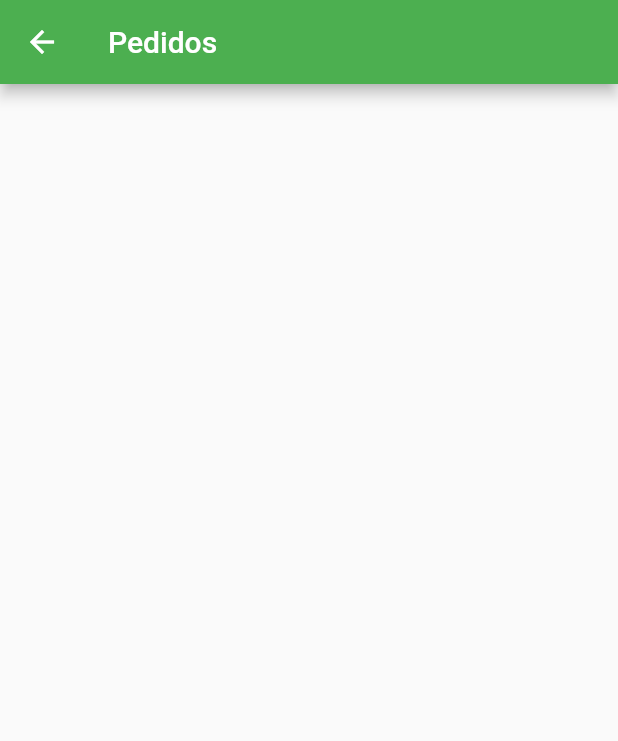
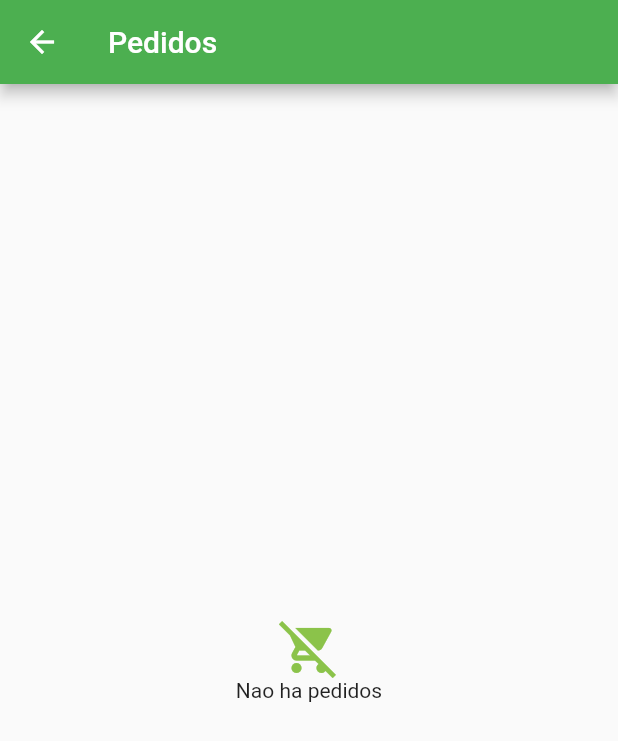
Before and after one commit to RafaelSousaLima/greengrocer, a Flutter app: the OrdersTab screen opened directly, on a phone screen of 412 x 824 dp. Shown: the top 741 px of the screen. Run offline on Flutter 3.47's test engine with Material 2 defaults, Android fonts, the phone set to English and light mode, and no system bars; our stand-ins replace animated_text_kit, badges, dio, flutter_secure_storage, fluttertoast, freezed_annotation and 3 more; missing offline and left inert: add_to_cart_animation, clipboard; accounts and stored records are empty; generated files the repository leaves out were written again.

Commit message:
Finish orders screen

```diff
--- a/lib/src/constants/endpoints.dart
+++ b/lib/src/constants/endpoints.dart
@@ -11,4 +11,6 @@ abstract class Endpoints {
   static const String addItemToCart = '$baseUrl/add-item-to-cart';
   static const String changeCartQuantity = '$baseUrl/modify-item-quantity';
   static const String checkout = '$baseUrl/checkout';
+  static const String getAllOrders = '$baseUrl/get-orders';
+  static const String getOrderItems = '$baseUrl/get-order-items';
 }
--- a/lib/src/models/order_model.dart
+++ b/lib/src/models/order_model.dart
@@ -7,6 +7,7 @@ part 'order_model.g.dart';
 class OrderModel {
   String id;
 
+  @JsonKey(name: 'createdAt')
   DateTime? createdDateTime;
 
   @JsonKey(name: 'due')
@@ -32,6 +33,8 @@ class OrderModel {
     required this.total,
   });
 
+  bool get isOverDue => overdueDateTime.isBefore(DateTime.now());
+
   factory OrderModel.fromJson(Map<String, dynamic> json) =>
       _$OrderModelFromJson(json);
 
--- a/lib/src/pages/base/base_screen.dart
+++ b/lib/src/pages/base/base_screen.dart
@@ -3,7 +3,7 @@ import 'package:flutter/material.dart';
 import 'package:greengrocer/src/pages/base/controller/navigation_controller.dart';
 import 'package:greengrocer/src/pages/cart/view/cart_tab.dart';
 import 'package:greengrocer/src/pages/home/view/home_tab.dart';
-import 'package:greengrocer/src/pages/orders/orders_tab.dart';
+import 'package:greengrocer/src/pages/orders/view/orders_tab.dart';
 import 'package:greengrocer/src/pages/profile/profile_tab.dart';
 
 class BaseScreen extends StatefulWidget {
--- a/lib/src/pages/cart/controller/cart_controller.dart
+++ b/lib/src/pages/cart/controller/cart_controller.dart
@@ -42,7 +42,6 @@ class CartController extends GetxController {
     );
 
     setCheckoutLoading(false);
-
 
     cartResult.when(
         success: (data) {
--- /dev/null
+++ b/lib/src/pages/orders/binding/orders_binding.dart
@@ -0,0 +1,9 @@
+import 'package:get/get.dart';
+import 'package:greengrocer/src/pages/orders/controller/all_orders_controller.dart';
+
+class OrdersBinding extends Bindings {
+  @override
+  void dependencies() {
+    Get.put(AllOrdersController());
+  }
+}
--- /dev/null
+++ b/lib/src/pages/orders/controller/all_orders_controller.dart
@@ -0,0 +1,31 @@
+import 'package:get/get.dart';
+import 'package:greengrocer/src/models/order_model.dart';
+import 'package:greengrocer/src/pages/auth/controller/auth_controller.dart';
+import 'package:greengrocer/src/pages/orders/orders_result/orders_result.dart';
+import 'package:greengrocer/src/pages/orders/repository/orders_repository.dart';
+import 'package:greengrocer/src/services/utils_services.dart';
+
+class AllOrdersController extends GetxController {
+  List<OrderModel> allOrders = [];
+  final OrdersRepository orderRepository = OrdersRepository();
+  final AuthController authController = Get.find<AuthController>();
+  final UtilsServices utilsServices = UtilsServices();
+
+
+  @override
+  void onInit() {
+    super.onInit();
+    getAllOrders();
+  }
+
+  Future<void> getAllOrders() async {
+    OrdersResult<List<OrderModel>> result = await orderRepository.getAllOrders(
+        userId: authController.user.id!, token: authController.user.token!);
+    result.when(success: (data) {
+      allOrders = data;
+      update();
+    }, error: (message) {
+      utilsServices.showToast(message: message);
+    });
+  }
+}
--- /dev/null
+++ b/lib/src/pages/orders/orders_result/orders_result.dart
@@ -0,0 +1,9 @@
+import 'package:freezed_annotation/freezed_annotation.dart';
+
+part 'orders_result.freezed.dart';
+
+@freezed
+class OrdersResult<T> with _$OrdersResult<T> {
+  factory OrdersResult.success(T data) = Success;
+  factory OrdersResult.error(String message) = Error;
+}
--- a/lib/src/pages/orders/orders_tab.dart
+++ /dev/null
@@ -1,25 +0,0 @@
-import 'package:flutter/material.dart';
-import 'package:greengrocer/src/config/app_data.dart' as data;
-import 'package:greengrocer/src/pages/orders/components/Order_tile.dart';
-
-class OrdersTab extends StatelessWidget {
-  const OrdersTab({Key? key}) : super(key: key);
-
-  @override
-  Widget build(BuildContext context) {
-    return Scaffold(
-      appBar: AppBar(
-        title: const Text('Pedidos'),
-      ),
-      body: ListView.separated(
-        padding: const EdgeInsets.all(16),
-        physics: const BouncingScrollPhysics(),
-        separatorBuilder: (_, index) => const SizedBox(
-          height: 10,
-        ),
-        itemBuilder: (_, index) => OrderTile(order: data.orders[index]),
-        itemCount: data.orders.length,
-      ),
-    );
-  }
-}
--- /dev/null
+++ b/lib/src/pages/orders/view/orders_tab.dart
@@ -0,0 +1,49 @@
+import 'package:flutter/material.dart';
+import 'package:get/get.dart';
+import 'package:greengrocer/src/config/custom_colors.dart';
+import 'package:greengrocer/src/pages/orders/controller/all_orders_controller.dart';
+import 'package:greengrocer/src/pages/orders/view/components/Order_tile.dart';
+
+class OrdersTab extends StatelessWidget {
+  const OrdersTab({Key? key}) : super(key: key);
+
+  @override
+  Widget build(BuildContext context) {
+    return Scaffold(
+      appBar: AppBar(
+        title: const Text('Pedidos'),
+      ),
+      body: GetBuilder<AllOrdersController>(
+        builder: (controller) {
+          if (controller.allOrders.isEmpty) {
+            return Column(
+              mainAxisAlignment: MainAxisAlignment.center,
+              crossAxisAlignment: CrossAxisAlignment.stretch,
+              children: [
+                Icon(
+                  Icons.remove_shopping_cart,
+                  size: 40,
+                  color: CustomColors.customSwatchColor,
+                ),
+                const Text(
+                  'Nao ha pedidos',
+                  textAlign: TextAlign.center,
+                ),
+              ],
+            );
+          }
+          return ListView.separated(
+            padding: const EdgeInsets.all(16),
+            physics: const BouncingScrollPhysics(),
+            separatorBuilder: (_, index) => const SizedBox(
+              height: 10,
+            ),
+            itemBuilder: (_, index) =>
+                OrderTile(order: controller.allOrders[index]),
+            itemCount: controller.allOrders.length,
+          );
+        },
+      ),
+    );
+  }
+}
--- a/lib/src/pages_routes/app_pages.dart
+++ b/lib/src/pages_routes/app_pages.dart
@@ -5,6 +5,7 @@ import 'package:greengrocer/src/pages/base/base_screen.dart';
 import 'package:greengrocer/src/pages/base/binding/navigation_binding.dart';
 import 'package:greengrocer/src/pages/cart/bindings/cart_binding.dart';
 import 'package:greengrocer/src/pages/home/binding/home_binding.dart';
+import 'package:greengrocer/src/pages/orders/binding/orders_binding.dart';
 import 'package:greengrocer/src/pages/product/product_screen.dart';
 import 'package:greengrocer/src/pages/splash/splash_screen.dart';
 import 'package:greengrocer/src/pages_routes/app_pages_route.dart';
@@ -34,6 +35,7 @@ abstract class AppPages {
         NavigationBinding(),
         HomeBinding(),
         CartBiding(),
+        OrdersBinding(),
       ],
     ),
   ];
```
Also changed, not shown: lib/src/pages/orders/components/Order_tile.dart (deleted, +0 -141 lines), lib/src/pages/orders/controller/order_controller.dart (added, +39 -0 lines), lib/src/pages/orders/repository/orders_repository.dart (added, +55 -0 lines), lib/src/pages/orders/view/components/Order_tile.dart (added, +170 -0 lines), lib/src/pages/orders/view/components/order_status_widget.dart (renamed from lib/src/pages/orders/components/order_status_widget.dart).
